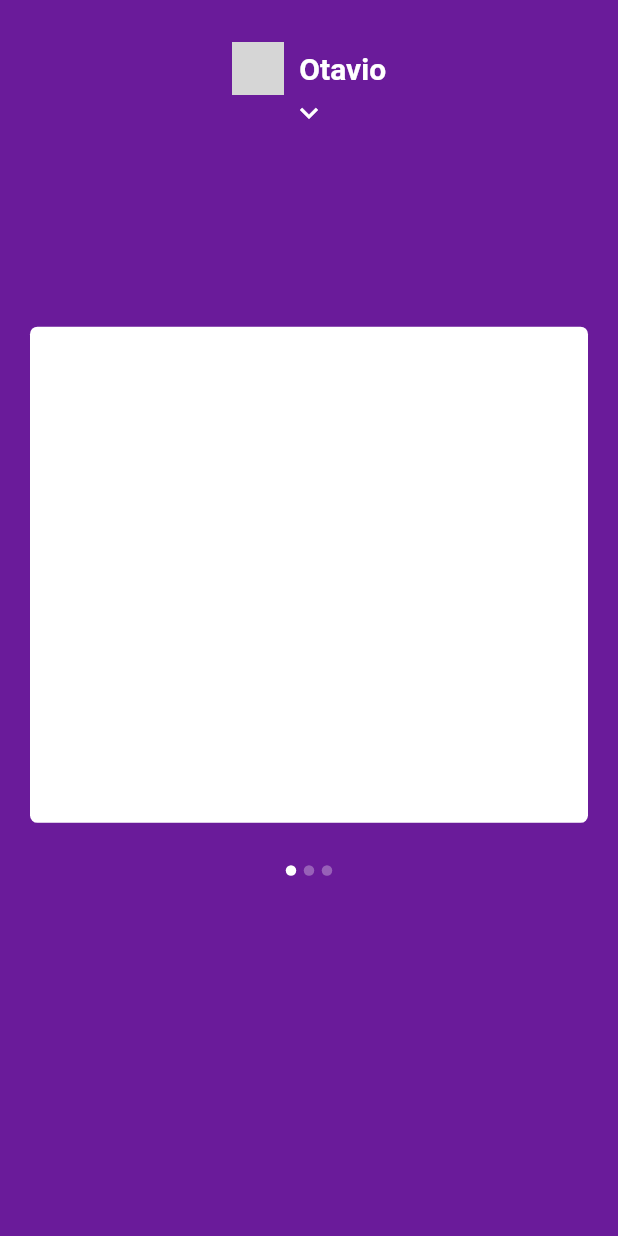
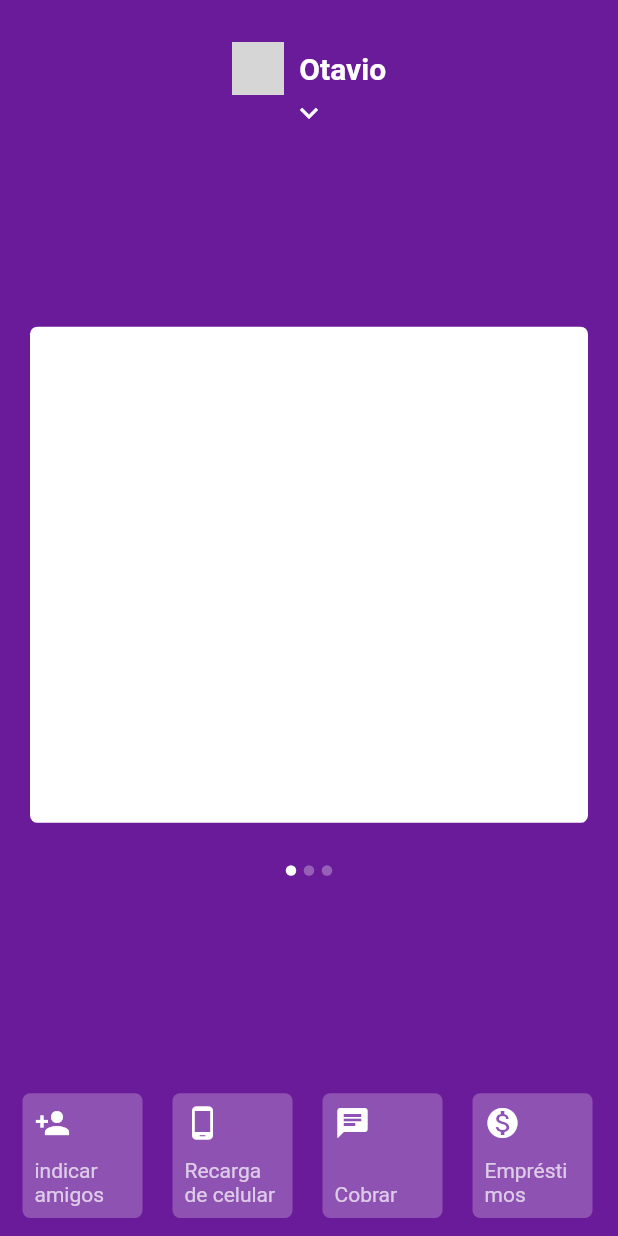
Before and after one commit to hipolitotata/flutter-nubank-clone, a Flutter app: the screen it shows after launch, on a phone screen of 412 x 824 dp. Run offline on Flutter 3.47's test engine with Material 2 defaults, Android fonts, the phone set to English and light mode, and no system bars; network calls fail; grey boxes are pictures that could not be loaded.

Commit message:
add menu bottom and move files to exclusive folder

```diff
--- a/lib/pages/home_page.dart
+++ b/lib/pages/home_page.dart
@@ -1,7 +1,8 @@
 import 'package:flutter/cupertino.dart';
 import 'package:flutter/material.dart';
 import 'package:nubank_flutter/pages/widgets/dots_app.dart';
-import 'package:nubank_flutter/pages/widgets/menu_app.dart';
+import 'package:nubank_flutter/pages/widgets/menu/index.dart';
+import 'package:nubank_flutter/pages/widgets/menu_bottom/index.dart';
 
 // widgets
 import 'package:nubank_flutter/pages/widgets/my_app_bar.dart';
@@ -96,7 +97,8 @@ class _HomePageState extends State<HomePage> {
               }),
           DotsApp(
               currentIndex: _currentIndex,
-              top: !_showMenu ? _screenHeigth * .70 : _screenHeigth)
+              top: !_showMenu ? _screenHeigth * .70 : _screenHeigth),
+          MenuBottomApp(showMenu: _showMenu)
         ],
       ),
     );
--- a/lib/pages/widgets/item_menu_app.dart
+++ b/lib/pages/widgets/menu/item_menu_app.dart
@@ -50,7 +50,7 @@ class ItemMenuApp extends StatelessWidget {
                 ],
               ),
               onPressed: () {},
-            ))
+            )),
       ],
     );
   }
--- /dev/null
+++ b/lib/pages/widgets/menu_bottom/index.dart
@@ -0,0 +1,70 @@
+import 'package:flutter/cupertino.dart';
+import 'package:flutter/material.dart';
+
+import 'item_menu_bottom.dart';
+
+class MenuBottomApp extends StatelessWidget {
+  final bool showMenu;
+
+  const MenuBottomApp({Key key, this.showMenu}) : super(key: key);
+
+  @override
+  Widget build(BuildContext context) {
+    return AnimatedPositioned(
+      duration: Duration(milliseconds: 400),
+      bottom: !showMenu
+          ? MediaQuery.of(context).padding.bottom
+          : 0,
+      left: 0,
+      right: 0,
+      height: MediaQuery.of(context).size.height * .13,
+      child: Container(
+        child: ListView(
+          physics: BouncingScrollPhysics(),
+          scrollDirection: Axis.horizontal,
+          children: <Widget>[
+            SizedBox(
+              width: 5,
+            ),
+            ItemMenuBottomApp(
+              icon: Icons.person_add,
+              text: 'indicar amigos',
+            ),
+            ItemMenuBottomApp(
+              icon: Icons.phone_android,
+              text: 'Recarga de celular',
+            ),
+            ItemMenuBottomApp(
+              icon: Icons.chat,
+              text: 'Cobrar',
+            ),
+            ItemMenuBottomApp(
+              icon: Icons.monetization_on,
+              text: 'Empréstimos',
+            ),
+            ItemMenuBottomApp(
+              icon: Icons.move_to_inbox,
+              text: 'Depositar',
+            ),
+            ItemMenuBottomApp(
+              icon: Icons.mobile_screen_share,
+              text: 'Transferir',
+            ),
+            ItemMenuBottomApp(
+              icon: Icons.format_align_center,
+              text: 'Ajustar limite',
+            ),
+            ItemMenuBottomApp(
+              icon: Icons.chrome_reader_mode,
+              text: 'Pagar',
+            ),
+            ItemMenuBottomApp(
+              icon: Icons.lock_open,
+              text: 'Bloquear cartão',
+            ),
+          ],
+        ),
+      ),
+    );
+  }
+}
--- /dev/null
+++ b/lib/pages/widgets/menu_bottom/item_menu_bottom.dart
@@ -0,0 +1,37 @@
+import 'package:flutter/cupertino.dart';
+import 'package:flutter/material.dart';
+
+class ItemMenuBottomApp extends StatelessWidget {
+
+  final IconData icon;
+  final String text;
+
+  const ItemMenuBottomApp({Key key, this.icon, this.text}) : super(key: key);
+
+  @override
+  Widget build(BuildContext context) {
+    return Padding(
+      padding: const EdgeInsets.symmetric(horizontal: 10, vertical: 12),
+      child: Container(
+        width: 80,
+        height: 30,
+        decoration: BoxDecoration(
+            color: Colors.white24, borderRadius: BorderRadius.circular(5)),
+        child: Padding(
+          padding: const EdgeInsets.all(8.0),
+          child: Column(
+            mainAxisAlignment: MainAxisAlignment.spaceBetween,
+            crossAxisAlignment: CrossAxisAlignment.start,
+            children: <Widget>[
+              Icon(icon),
+              Text(
+                text,
+                style: TextStyle(color: Colors.white70),
+              )
+            ],
+          ),
+        ),
+      ),
+    );
+  }
+}
```
Also changed, not shown: lib/pages/widgets/menu/index.dart (renamed from lib/pages/widgets/menu_app.dart).
